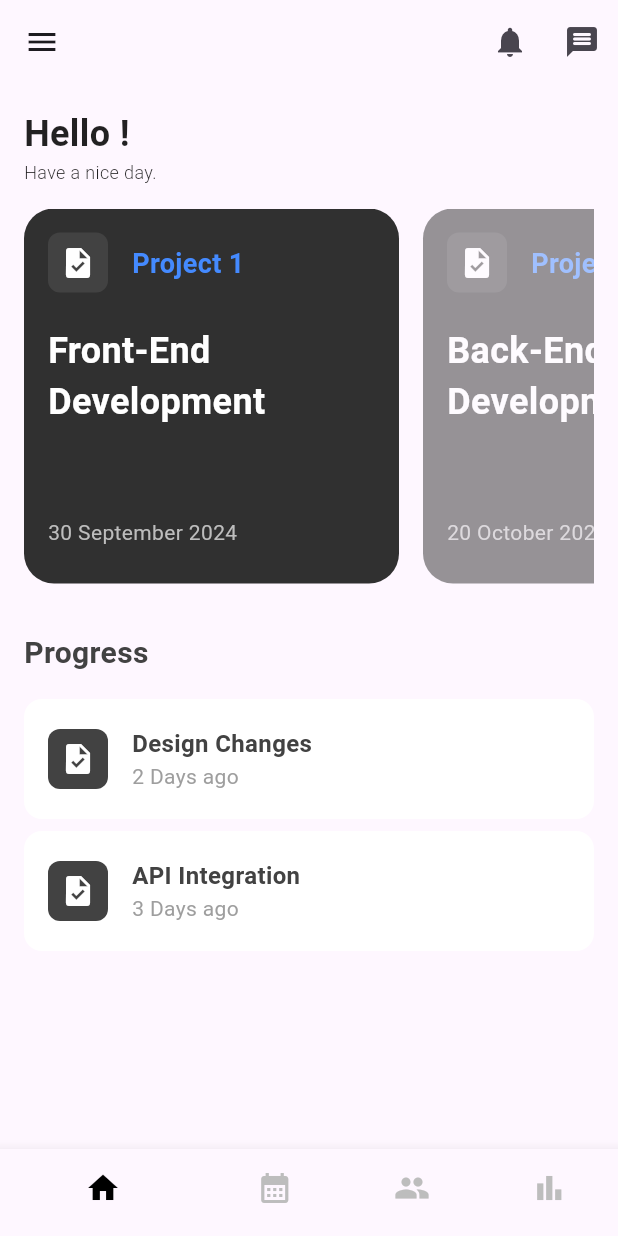
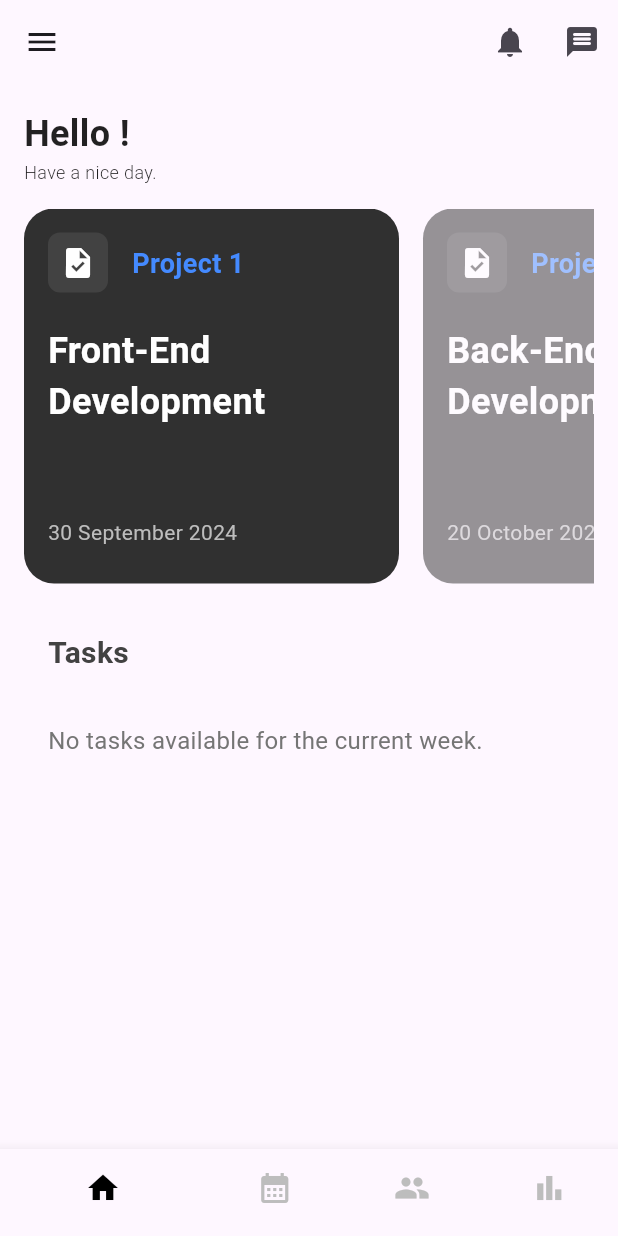
Before and after one commit to p0laris09/mellow, a Flutter app: the screen it shows once a user with an empty profile is signed in, on a phone screen of 412 x 824 dp. Run offline on Flutter 3.47's test engine with Material 3 defaults, Android fonts, the phone set to English and light mode, and no system bars; our stand-ins replace cloud_firestore, firebase_auth, firebase_core; accounts and stored records are empty.

Commit message:
Home Screen noe fetched and displays the tasks that are available on the week

```diff
--- a/lib/auth/auth_page.dart
+++ b/lib/auth/auth_page.dart
@@ -4,6 +4,8 @@ import 'package:mellow/screens/HomeScreen/home_screen.dart';
 import 'package:mellow/auth/onboarding/onboarding.dart';
 
 class AuthPage extends StatelessWidget {
+  const AuthPage({super.key});
+
   @override
   Widget build(BuildContext context) {
     return Scaffold(
@@ -12,9 +14,7 @@ class AuthPage extends StatelessWidget {
         builder: (context, snapshot) {
           // If the user is logged in
           if (snapshot.hasData) {
-            User? user = snapshot.data;
-            return HomeScreen(
-                uid: user!.uid); // Ensure the correct named parameter
+            return const HomeScreen();
           } else {
             // If the user is not logged in
             return OnboardingPage();
--- a/lib/auth/signin/sign_in.dart
+++ b/lib/auth/signin/sign_in.dart
@@ -38,13 +38,12 @@ class _SignInPageState extends State<SignInPage> {
       // Retrieve the User object
       User? user = userCredential.user;
 
-      // Navigate to HomeScreen and pass the user's uid
+      // Navigate to HomeScreen (no uid passed)
       if (user != null) {
         Navigator.push(
           context,
           MaterialPageRoute(
-            builder: (context) =>
-                HomeScreen(uid: user.uid), // Pass the user's uid
+            builder: (context) => const HomeScreen(), // No need to pass uid
           ),
         );
       }
--- a/lib/main.dart
+++ b/lib/main.dart
@@ -39,11 +39,12 @@ class MellowApp extends StatelessWidget {
         '/home': (context) {
           User? user = FirebaseAuth.instance.currentUser;
           if (user != null) {
-            return HomeScreen(uid: user.uid); // Pass the user's uid correctly
+            return const HomeScreen(); // No need to pass uid
           } else {
             return SignInPage(); // Redirect to sign-in if no user is logged in
           }
         },
+
         '/profile': (context) => const ProfilePage(),
       },
     );
--- a/lib/screens/HomeScreen/home_screen.dart
+++ b/lib/screens/HomeScreen/home_screen.dart
@@ -1,4 +1,4 @@
-import 'package:cloud_firestore/cloud_firestore.dart'; // Firestore import
+import 'package:cloud_firestore/cloud_firestore.dart';
 import 'package:flutter/material.dart';
 import 'package:mellow/screens/AnalyticsScreen/analytics_screen.dart';
 import 'package:mellow/screens/CollaborationScreen/collaboration_screen.dart';
@@ -7,22 +7,21 @@ import 'package:mellow/widgets/appbar/myappbar.dart';
 import 'package:mellow/widgets/bottomnav/mybottomnavbar.dart';
 import 'package:mellow/widgets/cards/task_card.dart';
 import 'package:mellow/widgets/drawer/mydrawer.dart';
+import 'package:intl/intl.dart';
+import 'package:firebase_auth/firebase_auth.dart'; // For Firebase Authentication
 
 class HomeScreen extends StatefulWidget {
-  final String uid; // User ID passed as a parameter
-
-  const HomeScreen({super.key, required this.uid});
+  const HomeScreen({super.key});
 
   @override
   State<HomeScreen> createState() => _HomeScreenState();
 }
 
 class _HomeScreenState extends State<HomeScreen> {
-  int _selectedIndex = 0; // Track the selected bottom navigation
+  int _selectedIndex = 0;
 
-  // Define a list of pages to show based on the selected index
   late final List<Widget> _pages = [
-    HomeScreenContent(uid: widget.uid), // Pass UID to HomeScreenContent
+    HomeScreenContent(), // Removed UID passing as we will fetch it from FirebaseAuth
     TaskManagementScreen(),
     const CollaborationScreen(),
     const AnalyticsScreen(),
@@ -30,16 +29,16 @@ class _HomeScreenState extends State<HomeScreen> {
 
   void _onItemTapped(int index) {
     setState(() {
-      _selectedIndex = index; // Update the selected index
+      _selectedIndex = index;
     });
   }
 
   @override
   Widget build(BuildContext context) {
     return Scaffold(
-      appBar: const MyAppBar(), // Use the existing MyAppBar widget
-      drawer: const MyDrawer(), // Use the existing MyDrawer widget
-      body: _pages[_selectedIndex], // Display the selected page
+      appBar: const MyAppBar(),
+      drawer: const MyDrawer(),
+      body: _pages[_selectedIndex],
       bottomNavigationBar: MyBottomNavBar(
         selectedIndex: _selectedIndex,
         onItemTapped: _onItemTapped,
@@ -48,21 +47,63 @@ class _HomeScreenState extends State<HomeScreen> {
   }
 }
 
-// Widget for the home page content
-class HomeScreenContent extends StatelessWidget {
-  final String uid; // Receive the user's UID
+class HomeScreenContent extends StatefulWidget {
+  const HomeScreenContent({super.key});
 
-  const HomeScreenContent({super.key, required this.uid});
+  @override
+  State<HomeScreenContent> createState() => _HomeScreenContentState();
+}
 
-  // Fetch the user's first name from Firestore using the UID
+class _HomeScreenContentState extends State<HomeScreenContent> {
+  List<DocumentSnapshot> _tasks = [];
+
+  DateTime get _startOfWeek {
+    DateTime now = DateTime.now();
+    return now.subtract(Duration(days: now.weekday - 1)); // Monday
+  }
+
+  @override
+  void initState() {
+    super.initState();
+    _fetchTasks();
+  }
+
   Future<String?> _getFirstName() async {
-    final DocumentSnapshot userDoc =
-        await FirebaseFirestore.instance.collection('users').doc(uid).get();
+    final user = FirebaseAuth.instance.currentUser; // Fetch current user
+    if (user == null) return null;
 
-    if (userDoc.exists) {
-      return userDoc['firstName'] as String?; // Retrieve the firstName field
+    final DocumentSnapshot userDoc = await FirebaseFirestore.instance
+        .collection('users')
+        .doc(user.uid)
+        .get();
+
+    return userDoc.exists ? userDoc['firstName'] as String? : null;
   }
-    return null; // Return null if no such document exists
+
+  void _fetchTasks() async {
+    try {
+      String uid = FirebaseAuth.instance.currentUser!.uid;
+      DateTime startOfWeek = _startOfWeek;
+      DateTime endOfWeek = startOfWeek.add(Duration(days: 7));
+
+      // Debug prints
+      print("Fetching tasks for user: $uid");
+      print("Start of week: $startOfWeek");
+      print("End of week: $endOfWeek");
+
+      QuerySnapshot querySnapshot = await FirebaseFirestore.instance
+          .collection('tasks')
+          .where('userId', isEqualTo: uid)
+          .where('startTime', isGreaterThanOrEqualTo: startOfWeek)
+          .where('startTime', isLessThan: endOfWeek)
+          .get();
+
+      setState(() {
+        _tasks = querySnapshot.docs;
+      });
+    } catch (e) {
+      print("Error fetching tasks: $e");
+    }
   }
 
   @override
@@ -74,7 +115,7 @@ class HomeScreenContent extends StatelessWidget {
           return const Center(child: CircularProgressIndicator());
         } else if (snapshot.hasError) {
           return Center(child: Text('Error: ${snapshot.error}'));
-        } else if (snapshot.hasData) {
+        } else {
           final String firstName = snapshot.data ?? 'User';
           return SingleChildScrollView(
             padding: const EdgeInsets.all(16.0),
@@ -82,7 +123,7 @@ class HomeScreenContent extends StatelessWidget {
               crossAxisAlignment: CrossAxisAlignment.start,
               children: [
                 Text(
-                  "Hello $firstName!", // Display the fetched first name
+                  "Hello $firstName!",
                   style: const TextStyle(
                     fontSize: 24,
                     fontWeight: FontWeight.bold,
@@ -100,12 +141,10 @@ class HomeScreenContent extends StatelessWidget {
                 const SizedBox(height: 16),
                 _buildTaskCards(),
                 const SizedBox(height: 32),
-                _buildProgressSection(),
+                _buildTaskSection(), // Ensures tasks are displayed here
               ],
             ),
           );
-        } else {
-          return const Center(child: Text("Hello User!"));
         }
       },
     );
@@ -126,39 +165,84 @@ class HomeScreenContent extends StatelessWidget {
             project: "Project 2",
             title: "Back-End Development",
             date: "20 October 2024",
-            opacity: 0.5, // Less visible
+            opacity: 0.5,
           ),
         ],
       ),
     );
   }
 
-  Widget _buildProgressSection() {
-    return Column(
+  Widget _buildTaskSection() {
+    return Padding(
+      padding: const EdgeInsets.symmetric(horizontal: 16.0),
+      child: Column(
         crossAxisAlignment: CrossAxisAlignment.start,
         children: [
-        Text(
-          "Progress",
+          Padding(
+            padding: const EdgeInsets.only(bottom: 16.0),
+            child: Text(
+              "Tasks",
               style: TextStyle(
                 fontSize: 20,
                 fontWeight: FontWeight.bold,
                 color: Colors.grey[800],
               ),
             ),
-        const SizedBox(height: 16),
-        _buildProgressTask("Design Changes", "2 Days ago"),
-        const SizedBox(height: 8),
-        _buildProgressTask("API Integration", "3 Days ago"),
+          ),
+          // Corrected logic for task display to ensure all tasks are rendered
+          _tasks.isEmpty
+              ? Padding(
+                  padding: const EdgeInsets.symmetric(vertical: 16.0),
+                  child: Text(
+                    'No tasks available for the current week.',
+                    style: TextStyle(fontSize: 16, color: Colors.grey[600]),
+                  ),
+                )
+              : ListView.builder(
+                  physics: const NeverScrollableScrollPhysics(),
+                  shrinkWrap: true,
+                  itemCount: _tasks.length,
+                  itemBuilder: (context, index) {
+                    DocumentSnapshot task = _tasks[index];
+                    DateTime startTime =
+                        (task['startTime'] as Timestamp?)?.toDate() ??
+                            DateTime.now();
+                    DateTime dueDate =
+                        (task['endTime'] as Timestamp?)?.toDate() ??
+                            DateTime.now();
+                    String name = task['taskName'] ?? 'Unnamed Task';
+
+                    String formattedStartTime =
+                        DateFormat('hh:mm a').format(startTime);
+                    String formattedDueDate =
+                        DateFormat('yyyy-MM-dd').format(dueDate);
+
+                    return Padding(
+                      padding: const EdgeInsets.only(bottom: 16.0),
+                      child: _buildProgressTask(
+                          name, formattedDueDate, formattedStartTime),
+                    );
+                  },
+                ),
         ],
+      ),
     );
   }
 
-  Widget _buildProgressTask(String taskName, String taskDate) {
+  Widget _buildProgressTask(String taskName, String dueDate, String startTime) {
     return Container(
       padding: const EdgeInsets.all(16),
       decoration: BoxDecoration(
         color: Colors.white,
         borderRadius: BorderRadius.circular(12),
+        boxShadow: [
+          BoxShadow(
+            color: Colors.grey.withOpacity(0.2),
+            spreadRadius: 1,
+            blurRadius: 4,
+            offset: const Offset(0, 2),
+          ),
+        ],
       ),
       child: Row(
         children: [
@@ -171,7 +255,8 @@ class HomeScreenContent extends StatelessWidget {
             child: const Icon(Icons.task, color: Colors.white),
           ),
           const SizedBox(width: 16),
-          Column(
+          Expanded(
+            child: Column(
               crossAxisAlignment: CrossAxisAlignment.start,
               children: [
                 Text(
@@ -183,14 +268,14 @@ class HomeScreenContent extends StatelessWidget {
                   ),
                 ),
                 Text(
-                taskDate,
+                  'Due: $dueDate | Start: $startTime',
                   style: TextStyle(color: Colors.grey[500]),
                 ),
               ],
             ),
-          const Spacer(),
+          ),
           IconButton(
-            icon: const Icon(Icons.more_vert, color: Colors.white),
+            icon: const Icon(Icons.more_vert, color: Colors.grey),
             onPressed: () {
               // Handle options button
             },
```
Also changed, not shown: lib/screens/TaskManagement/task_management.dart (+38 -30 lines). Lines whose indentation alone changed are shown as unchanged.
